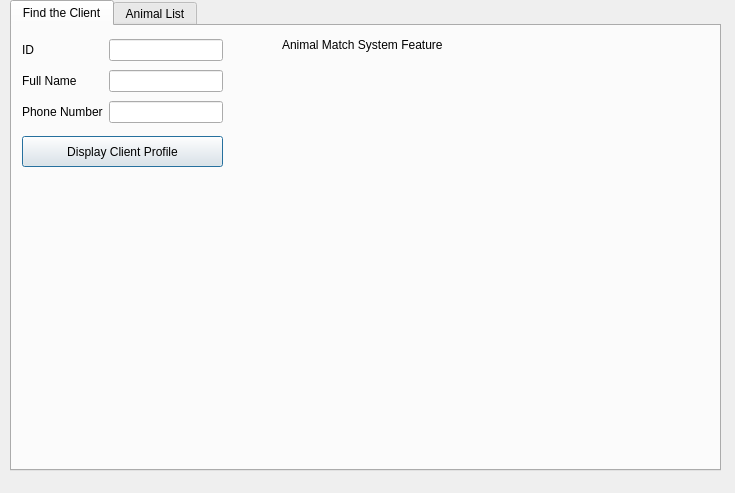
Before: the Qt Designer form clientwindow.ui in CRM2017/cuACS, drawn with Qt 5.
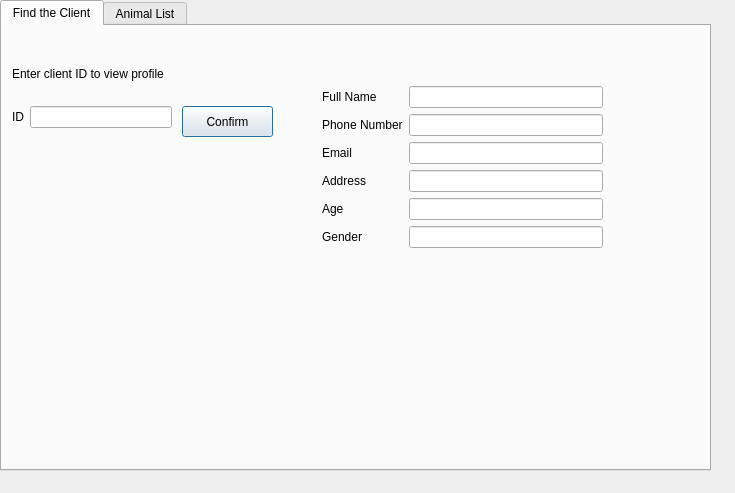
After: the same form once the commit is applied.

Commit message: find client feature

```diff
--- a/clientwindow.ui
+++ b/clientwindow.ui
@@ -16,7 +16,7 @@
   <widget class="QTabWidget" name="tabWidget">
    <property name="geometry">
     <rect>
-     <x>10</x>
+     <x>0</x>
      <y>0</y>
      <width>711</width>
      <height>471</height>
@@ -29,31 +29,87 @@
     <attribute name="title">
      <string>Find the Client</string>
     </attribute>
-    <widget class="QWidget" name="gridLayoutWidget">
+    <widget class="QPushButton" name="confirmButton">
+     <property name="geometry">
+      <rect>
+       <x>180</x>
+       <y>80</y>
+       <width>91</width>
+       <height>31</height>
+      </rect>
+     </property>
+     <property name="text">
+      <string>Confirm</string>
+     </property>
+    </widget>
+    <widget class="QLabel" name="promptMessage">
      <property name="geometry">
       <rect>
        <x>10</x>
-       <y>10</y>
-       <width>201</width>
-       <height>91</height>
+       <y>40</y>
+       <width>581</width>
+       <height>16</height>
       </rect>
      </property>
-     <layout class="QGridLayout" name="gridLayout">
+     <property name="text">
+      <string>Enter client ID to view profile</string>
+     </property>
+    </widget>
+    <widget class="QWidget" name="formLayoutWidget">
+     <property name="geometry">
+      <rect>
+       <x>320</x>
+       <y>60</y>
+       <width>281</width>
+       <height>191</height>
+      </rect>
+     </property>
+     <layout class="QFormLayout" name="formLayout">
+      <item row="3" column="0">
+       <widget class="QLabel" name="label_5">
+        <property name="text">
+         <string>Email</string>
+        </property>
+       </widget>
+      </item>
+      <item row="3" column="1">
+       <widget class="QLineEdit" name="email"/>
+      </item>
+      <item row="4" column="0">
+       <widget class="QLabel" name="label_6">
+        <property name="text">
+         <string>Address</string>
+        </property>
+       </widget>
+      </item>
+      <item row="4" column="1">
+       <widget class="QLineEdit" name="address"/>
+      </item>
+      <item row="5" column="0">
+       <widget class="QLabel" name="label_7">
+        <property name="text">
+         <string>Age</string>
+        </property>
+       </widget>
+      </item>
+      <item row="5" column="1">
+       <widget class="QLineEdit" name="age"/>
+      </item>
+      <item row="6" column="0">
+       <widget class="QLabel" name="label_8">
+        <property name="text">
+         <string>Gender</string>
+        </property>
+       </widget>
+      </item>
+      <item row="6" column="1">
+       <widget class="QLineEdit" name="gender"/>
+      </item>
       <item row="1" column="1">
-       <widget class="QLineEdit" name="lineEdit_2"/>
-      </item>
-      <item row="0" column="1">
-       <widget class="QLineEdit" name="lineEdit"/>
+       <widget class="QLineEdit" name="name"/>
       </item>
       <item row="2" column="1">
-       <widget class="QLineEdit" name="lineEdit_3"/>
-      </item>
-      <item row="2" column="0">
-       <widget class="QLabel" name="label_3">
-        <property name="text">
-         <string>Phone Number</string>
-        </property>
-       </widget>
+       <widget class="QLineEdit" name="phone"/>
       </item>
       <item row="1" column="0">
        <widget class="QLabel" name="label_2">
@@ -62,8 +118,30 @@
         </property>
        </widget>
       </item>
+      <item row="2" column="0">
+       <widget class="QLabel" name="label_3">
+        <property name="text">
+         <string>Phone Number</string>
+        </property>
+       </widget>
+      </item>
+     </layout>
+    </widget>
+    <widget class="QWidget" name="formLayoutWidget_2">
+     <property name="geometry">
+      <rect>
+       <x>10</x>
+       <y>80</y>
+       <width>160</width>
+       <height>41</height>
+      </rect>
+     </property>
+     <layout class="QFormLayout" name="formLayout_2">
+      <item row="0" column="1">
+       <widget class="QLineEdit" name="id"/>
+      </item>
       <item row="0" column="0">
-       <widget class="QLabel" name="label">
+       <widget class="QLabel" name="label_9">
         <property name="text">
          <string>ID</string>
         </property>
@@ -71,32 +149,6 @@
       </item>
      </layout>
     </widget>
-    <widget class="QPushButton" name="saveButton">
-     <property name="geometry">
-      <rect>
-       <x>10</x>
-       <y>110</y>
-       <width>201</width>
-       <height>31</height>
-      </rect>
-     </property>
-     <property name="text">
-      <string>Display Client Profile</string>
-     </property>
-    </widget>
-    <widget class="QLabel" name="label_4">
-     <property name="geometry">
-      <rect>
-       <x>270</x>
-       <y>10</y>
-       <width>261</width>
-       <height>17</height>
-      </rect>
-     </property>
-     <property name="text">
-      <string>Animal Match System Feature</string>
-     </property>
-    </widget>
    </widget>
    <widget class="QWidget" name="tab">
     <attribute name="title">
```
The commit also changes 4 other files.
